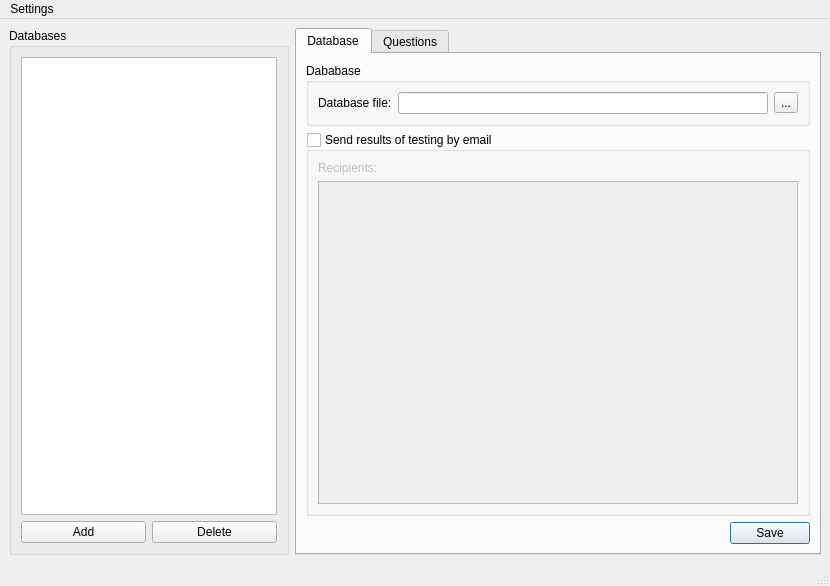
Before: the Qt Designer form admin_form.ui in Testorator/Testik, drawn with Qt 5.
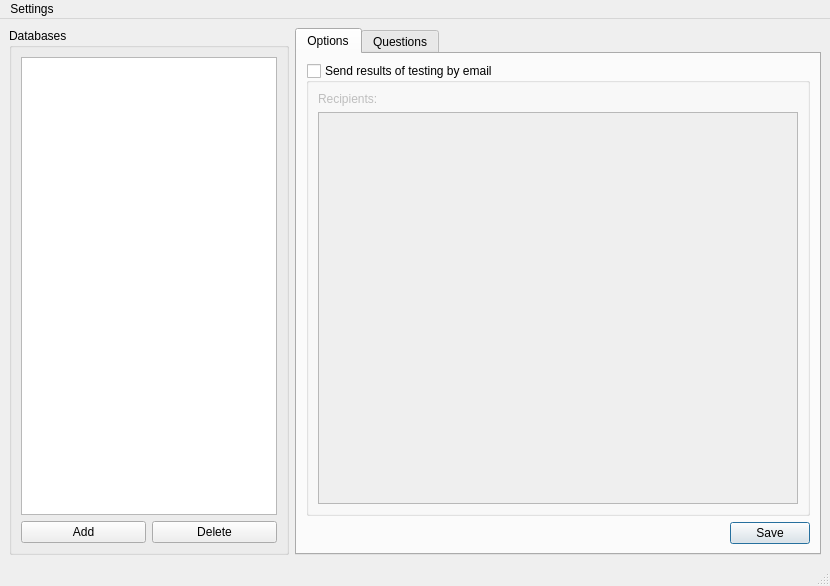
After: the same form once the commit is applied.

Commit message: delete "Database" items from form rename tab_DB to tab_Opt

The edit to the form file:
```diff
--- a/admin_form.ui
+++ b/admin_form.ui
@@ -56,42 +56,12 @@
       </property>
       <widget class="QWidget" name="tab_DB">
        <attribute name="title">
-        <string>Database</string>
+        <string>Options</string>
        </attribute>
        <layout class="QGridLayout" name="gridLayout_6">
         <item row="0" column="0">
          <layout class="QGridLayout" name="gridLayout_5">
           <item row="0" column="0">
-           <widget class="QGroupBox" name="groupBox_2">
-            <property name="title">
-             <string>Dababase</string>
-            </property>
-            <layout class="QGridLayout" name="gridLayout_9">
-             <item row="0" column="0">
-              <layout class="QGridLayout" name="gridLayout_8">
-               <item row="0" column="0">
-                <widget class="QLabel" name="label_2">
-                 <property name="text">
-                  <string>Database file:</string>
-                 </property>
-                </widget>
-               </item>
-               <item row="0" column="1">
-                <widget class="QLineEdit" name="lineEdit_DBFile"/>
-               </item>
-               <item row="0" column="2">
-                <widget class="QToolButton" name="toolButton_SelectDBFile">
-                 <property name="text">
-                  <string>...</string>
-                 </property>
-                </widget>
-               </item>
-              </layout>
-             </item>
-            </layout>
-           </widget>
-          </item>
-          <item row="1" column="0">
            <widget class="QGroupBox" name="groupBox_SendEMail">
             <property name="title">
              <string>Send results of testing by email</string>
```
Left out of the diff: 2 changed lines with no effect on the pictures.
